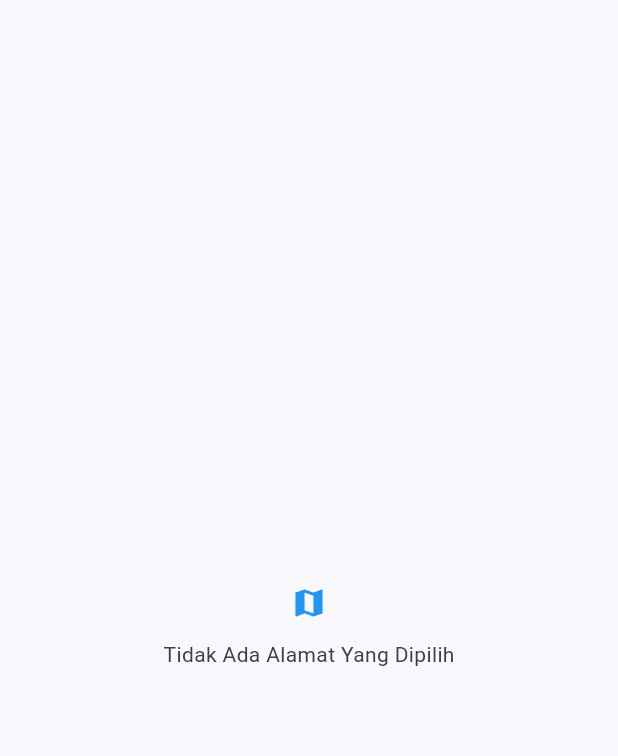
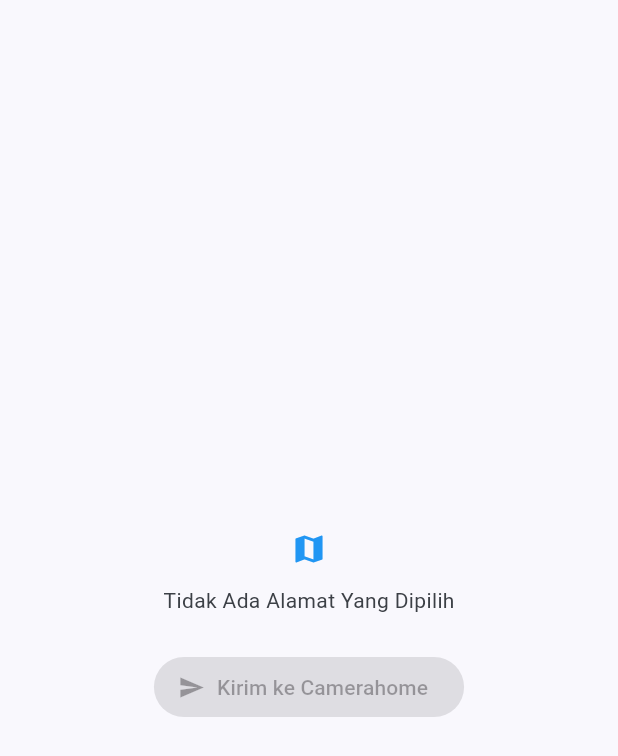
Before and after one commit to IrfanHidayatulahP/PlantApp_0142, a Flutter app: the screen it shows after launch, item 2 of the bottom bar chosen, on a phone screen of 412 x 824 dp. Shown: the top 756 px of the screen. Run offline on Flutter 3.47's test engine with Material 3 defaults, Android fonts, the phone set to English and light mode, and no system bars; our stand-ins replace camera, flutter_bloc, flutter_svg, geocoding, geolocator, google_maps_flutter and 2 more.

Commit message:
menambahkan button dan fungsi nya untuk menavigasi ke halaman Camerahome

```diff
--- a/lib/screen/maps/HomeMap.dart
+++ b/lib/screen/maps/HomeMap.dart
@@ -1,4 +1,7 @@
 import 'package:flutter/material.dart';
+import 'package:flutter_bloc/flutter_bloc.dart';
+import 'package:plant_app/bloc/camera_bloc.dart';
+import 'package:plant_app/camera/CameraHome.dart';
 import 'package:plant_app/screen/maps/MapPage.dart';
 
 class HomeMap extends StatefulWidget {
@@ -43,6 +46,25 @@ class _HomeMapState extends State<HomeMap> {
               alamatDipilih == null
                   ? const Text('Tidak Ada Alamat Yang Dipilih')
                   : Text(alamatDipilih!),
+
+              const SizedBox(height: 24),
+              ElevatedButton.icon(
+                onPressed: alamatDipilih != null
+                    ? () {
+                        Navigator.push(
+                          context,
+                          MaterialPageRoute(
+                            builder: (context) => BlocProvider(
+                              create: (context) => CameraBloc(),
+                              child: Camerahome(alamat: alamatDipilih!),
+                            )
+                          )
+                        );
+                      }
+                    : null,
+                icon: const Icon(Icons.send),
+                label: const Text('Kirim ke Camerahome'),
+              ),
             ],
           ),
         )
```
